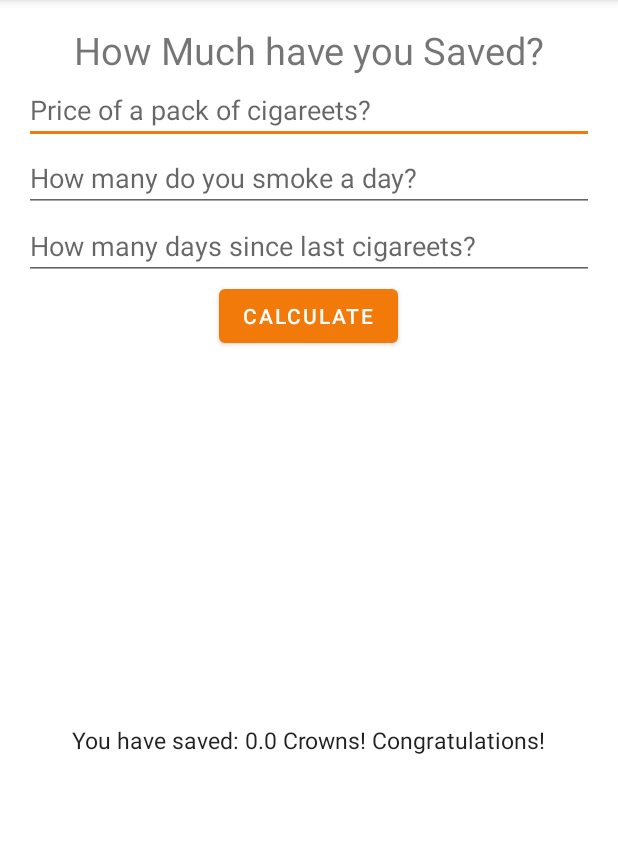
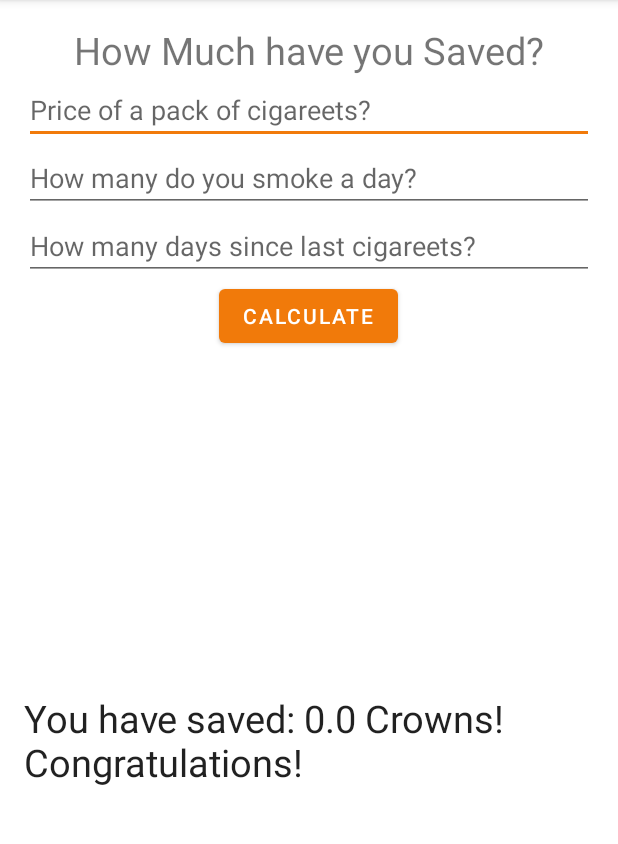
Before and after one commit to LordofDucks123/Exam_Android, an Android app: the fragment NumbersFragment shown on its own in the app's theme, after a tap on "CALCULATE", on a phone screen of 412 x 824 dp, the part 84-928 px from its top. Run offline under Robolectric (Android 15) with nearby library versions, the phone set to English and light mode, and no system bars; 3 statements that could not run were skipped.

Commit message:
Changes to number page

```diff
--- a/app/src/main/res/layout/fragment_numbers.xml
+++ b/app/src/main/res/layout/fragment_numbers.xml
@@ -23,7 +23,7 @@
         android:inputType="number"
         android:ems="10"
         android:id="@+id/input1"
-        android:hint="Price of a pack of cigareets?" />
+        android:hint="@string/price_of_a_pack_of_cigareets" />
 
     <EditText
         android:layout_width="match_parent"
@@ -31,7 +31,7 @@
         android:inputType="number"
         android:ems="10"
         android:id="@+id/input2"
-        android:hint="How many do you smoke a day?" />
+        android:hint="@string/how_many_do_you_smoke_a_day" />
 
     <EditText
         android:layout_width="match_parent"
@@ -39,12 +39,12 @@
         android:inputType="number"
         android:ems="10"
         android:id="@+id/input3"
-        android:hint="How many days since last cigareets?" />
+        android:hint="@string/how_many_days_since_last_cigareets" />
 
     <Button
         android:layout_width="wrap_content"
         android:layout_height="wrap_content"
-        android:text="Calculate"
+        android:text="@string/calculate"
         android:id="@+id/bt_calculate"
         android:layout_gravity="center_horizontal" />
 
@@ -53,11 +53,11 @@
         android:layout_height="match_parent">
 
         <TextView
-            android:layout_width="wrap_content"
+            android:layout_width="match_parent"
             android:layout_height="wrap_content"
             android:textAppearance="?android:attr/textAppearanceLarge"
             android:id="@+id/calv_result"
-            android:textSize="15dp"
+            android:textSize="25sp"
             android:layout_centerInParent="true" />
 
     </RelativeLayout>
--- a/app/src/main/res/values/strings.xml
+++ b/app/src/main/res/values/strings.xml
@@ -18,6 +18,10 @@
     <string name="demo_fragment">DEMO fragment</string>
     <string name="quit_smoking">Quit Smoking!</string>
     <string name="homepageimg">Homepageimg</string>
+    <string name="price_of_a_pack_of_cigareets">Price of a pack of cigareets?</string>
+    <string name="how_many_do_you_smoke_a_day">How many do you smoke a day?</string>
+    <string name="how_many_days_since_last_cigareets">How many days since last cigareets?</string>
+    <string name="calculate">Calculate</string>
 
 
 </resources>
```
